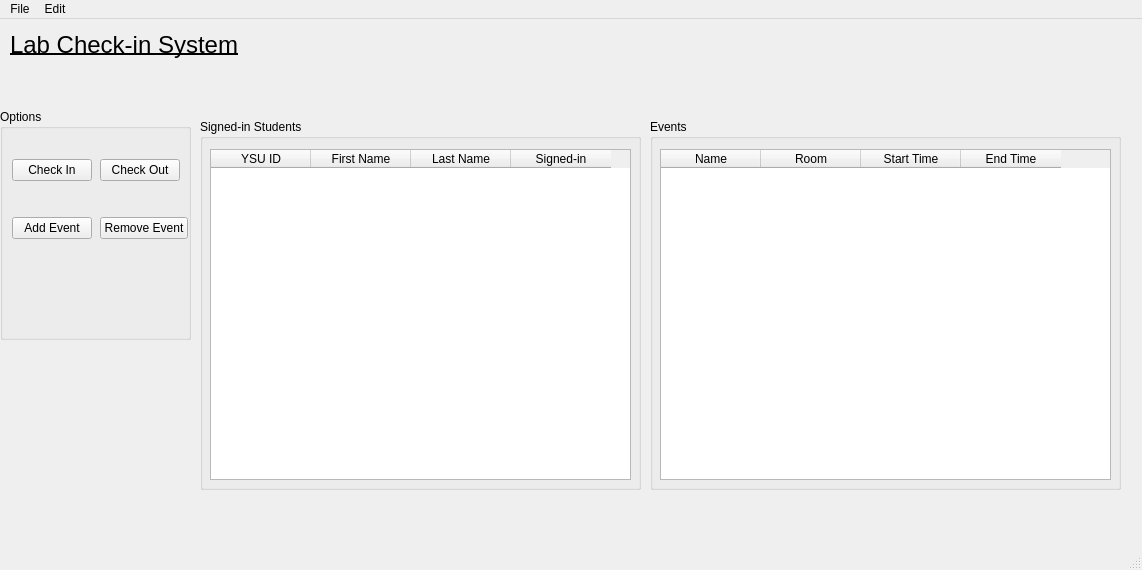
First picture: the form in Lab-Check-in-System/homepageview.ui, repository calebkrlich/Computer-Lab-Check-in-System, before the edit.
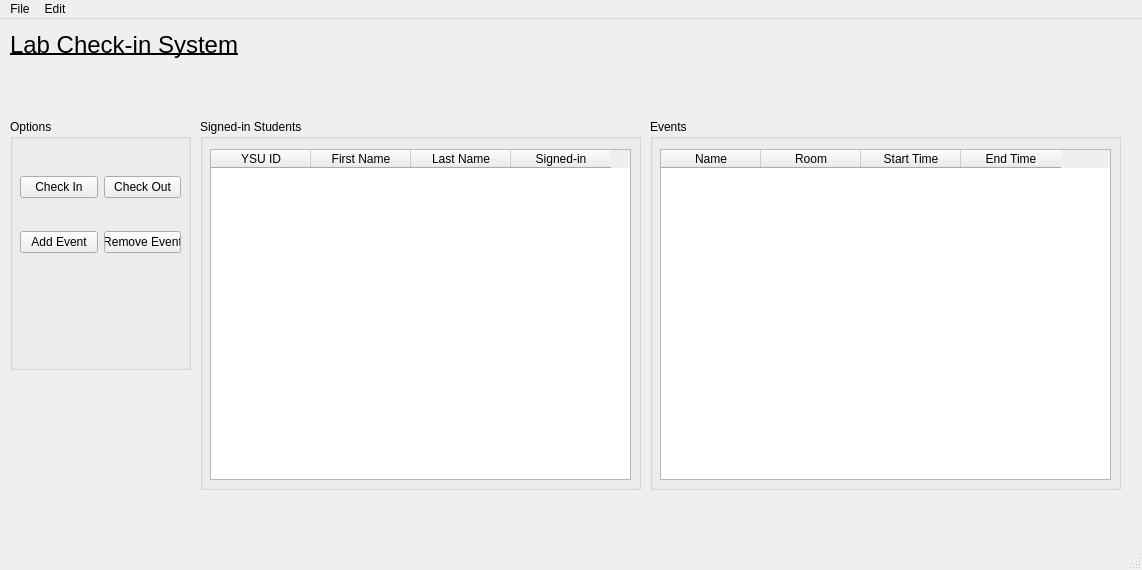
Second picture: the form after the edit.

```diff
--- a/Lab-Check-in-System/homepageview.ui
+++ b/Lab-Check-in-System/homepageview.ui
@@ -105,10 +105,10 @@
    <widget class="QGroupBox" name="groupBox_2">
     <property name="geometry">
      <rect>
-      <x>0</x>
-      <y>90</y>
-      <width>191</width>
-      <height>231</height>
+      <x>10</x>
+      <y>100</y>
+      <width>181</width>
+      <height>251</height>
      </rect>
     </property>
     <property name="title">
@@ -118,9 +118,9 @@
      <property name="geometry">
       <rect>
        <x>10</x>
-       <y>20</y>
-       <width>180</width>
-       <height>141</height>
+       <y>30</y>
+       <width>161</width>
+       <height>131</height>
       </rect>
      </property>
      <layout class="QGridLayout" name="gridLayout">
```
